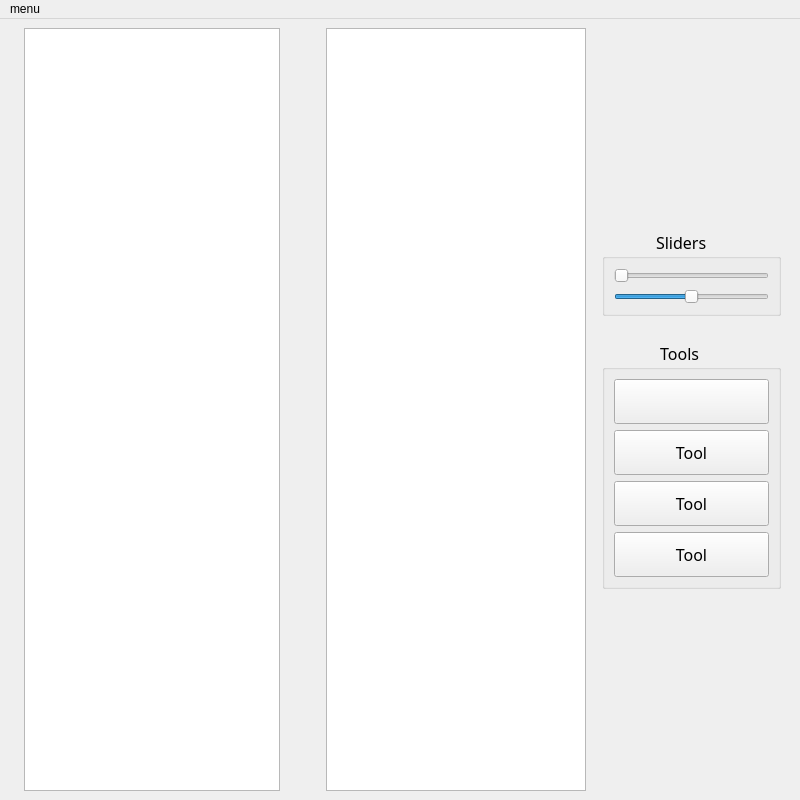
The window that mainwindow.ui (roazanas/cpp_creative_designerAWS) describes before a commit, drawn with Qt 5.
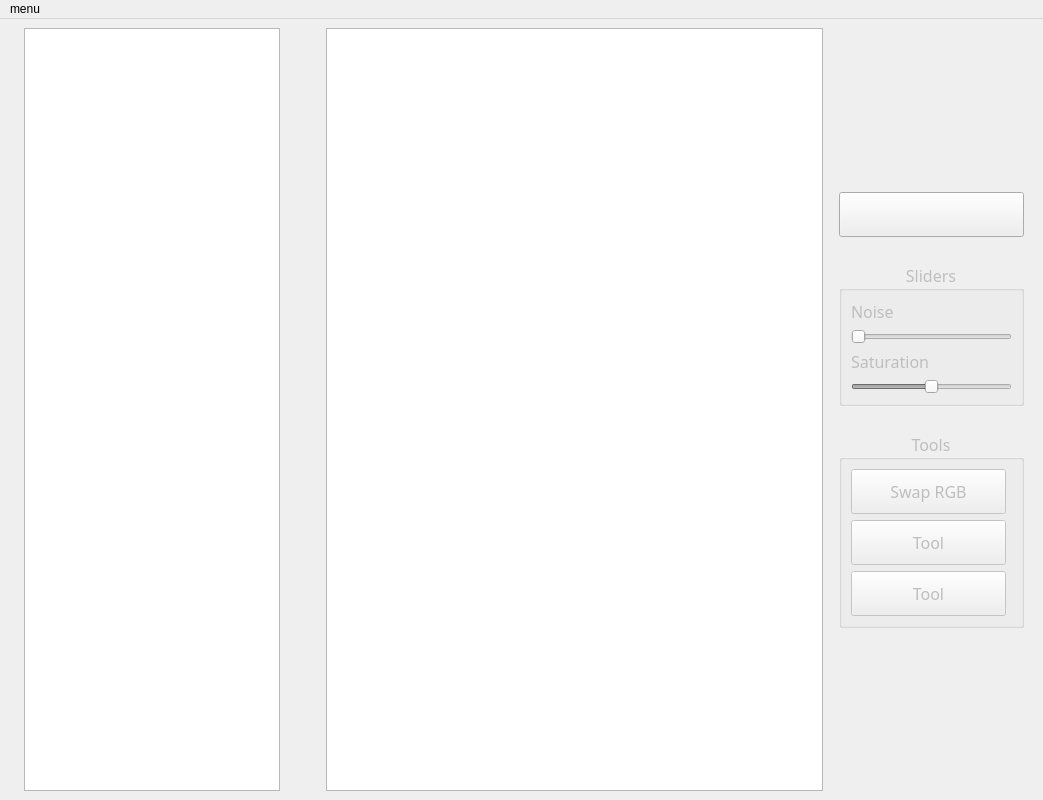
The same window after the commit. Icons and pictures are not drawn. Custom widgets are drawn as their Qt base class.

Commit message: Major bug fixes, invert RGB, interface improvements

The edit to the form file:
```diff
--- a/mainwindow.ui
+++ b/mainwindow.ui
@@ -6,7 +6,7 @@
    <rect>
     <x>0</x>
     <y>0</y>
-    <width>800</width>
+    <width>1043</width>
     <height>800</height>
    </rect>
   </property>
@@ -139,10 +139,63 @@
         </property>
        </spacer>
       </item>
+      <item>
+       <widget class="QPushButton" name="loadButton">
+        <property name="sizePolicy">
+         <sizepolicy hsizetype="Minimum" vsizetype="Fixed">
+          <horstretch>0</horstretch>
+          <verstretch>0</verstretch>
+         </sizepolicy>
+        </property>
+        <property name="minimumSize">
+         <size>
+          <width>185</width>
+          <height>45</height>
+         </size>
+        </property>
+        <property name="acceptDrops">
+         <bool>true</bool>
+        </property>
+        <property name="toolTip">
+         <string>Загрузить изображения</string>
+        </property>
+        <property name="text">
+         <string/>
+        </property>
+        <property name="icon">
+         <iconset>
+          <normaloff>res/icon.svg</normaloff>res/icon.svg</iconset>
+        </property>
+        <property name="iconSize">
+         <size>
+          <width>50</width>
+          <height>40</height>
+         </size>
+        </property>
+        <property name="shortcut">
+         <string>Ctrl+O</string>
+        </property>
+        <property name="checkable">
+         <bool>true</bool>
+        </property>
+        <property name="autoDefault">
+         <bool>false</bool>
+        </property>
+        <property name="default">
+         <bool>false</bool>
+        </property>
+        <property name="flat">
+         <bool>false</bool>
+        </property>
+       </widget>
+      </item>
       <item>
        <widget class="QGroupBox" name="groupBox">
+        <property name="enabled">
+         <bool>false</bool>
+        </property>
         <property name="sizePolicy">
-         <sizepolicy hsizetype="Ignored" vsizetype="Fixed">
+         <sizepolicy hsizetype="Minimum" vsizetype="Fixed">
           <horstretch>0</horstretch>
           <verstretch>0</verstretch>
          </sizepolicy>
@@ -169,7 +222,10 @@
          <bool>false</bool>
         </property>
         <property name="title">
-         <string>             Sliders</string>
+         <string>Sliders</string>
+        </property>
+        <property name="alignment">
+         <set>Qt::AlignCenter</set>
         </property>
         <property name="flat">
          <bool>false</bool>
@@ -178,6 +234,19 @@
          <bool>false</bool>
         </property>
         <layout class="QVBoxLayout" name="verticalLayout_4">
+         <item>
+          <widget class="QLabel" name="label">
+           <property name="text">
+            <string>Noise</string>
+           </property>
+           <property name="alignment">
+            <set>Qt::AlignLeading|Qt::AlignLeft|Qt::AlignVCenter</set>
+           </property>
+           <property name="textInteractionFlags">
+            <set>Qt::NoTextInteraction</set>
+           </property>
+          </widget>
+         </item>
          <item>
           <widget class="QSlider" name="noiseSlider">
            <property name="sizePolicy">
@@ -193,16 +262,32 @@
             </size>
            </property>
            <property name="maximum">
-            <number>100</number>
+            <number>50</number>
+           </property>
+           <property name="singleStep">
+            <number>0</number>
            </property>
            <property name="pageStep">
-            <number>5</number>
+            <number>0</number>
            </property>
            <property name="orientation">
             <enum>Qt::Horizontal</enum>
            </property>
           </widget>
          </item>
+         <item>
+          <widget class="QLabel" name="label_2">
+           <property name="text">
+            <string>Saturation</string>
+           </property>
+           <property name="alignment">
+            <set>Qt::AlignLeading|Qt::AlignLeft|Qt::AlignVCenter</set>
+           </property>
+           <property name="textInteractionFlags">
+            <set>Qt::NoTextInteraction</set>
+           </property>
+          </widget>
+         </item>
          <item>
           <widget class="QSlider" name="saturationSlider">
            <property name="sizePolicy">
@@ -224,10 +309,19 @@
             <bool>false</bool>
            </property>
            <property name="maximum">
-            <number>100</number>
+            <number>200</number>
+           </property>
+           <property name="singleStep">
+            <number>0</number>
+           </property>
+           <property name="pageStep">
+            <number>0</number>
            </property>
            <property name="value">
-            <number>50</number>
+            <number>100</number>
+           </property>
+           <property name="sliderPosition">
+            <number>100</number>
            </property>
            <property name="tracking">
             <bool>true</bool>
@@ -245,8 +339,11 @@
       </item>
       <item>
        <widget class="QGroupBox" name="groupBox_2">
+        <property name="enabled">
+         <bool>false</bool>
+        </property>
         <property name="sizePolicy">
-         <sizepolicy hsizetype="Maximum" vsizetype="Fixed">
+         <sizepolicy hsizetype="Minimum" vsizetype="Fixed">
           <horstretch>0</horstretch>
           <verstretch>0</verstretch>
          </sizepolicy>
@@ -264,11 +361,14 @@
          <bool>false</bool>
         </property>
         <property name="title">
-         <string>              Tools</string>
+         <string>Tools</string>
+        </property>
+        <property name="alignment">
+         <set>Qt::AlignCenter</set>
         </property>
         <layout class="QVBoxLayout" name="verticalLayout_5">
          <item>
-          <widget class="QPushButton" name="loadButton">
+          <widget class="QPushButton" name="invertButton">
            <property name="sizePolicy">
             <sizepolicy hsizetype="Fixed" vsizetype="Fixed">
              <horstretch>0</horstretch>
@@ -281,52 +381,11 @@
              <height>45</height>
             </size>
            </property>
-           <property name="text">
+           <property name="toolTip">
             <string/>
            </property>
-           <property name="icon">
-            <iconset>
-             <normaloff>res/icon.svg</normaloff>res/icon.svg</iconset>
-           </property>
-           <property name="iconSize">
-            <size>
-             <width>50</width>
-             <height>40</height>
-            </size>
-           </property>
-           <property name="shortcut">
-            <string>Ctrl+O</string>
-           </property>
-           <property name="checkable">
-            <bool>true</bool>
-           </property>
-           <property name="autoDefault">
-            <bool>false</bool>
-           </property>
-           <property name="default">
-            <bool>false</bool>
-           </property>
-           <property name="flat">
-            <bool>false</bool>
-           </property>
-          </widget>
-         </item>
-         <item>
-          <widget class="QPushButton" name="pushButton_4">
-           <property name="sizePolicy">
-            <sizepolicy hsizetype="Fixed" vsizetype="Fixed">
-             <horstretch>0</horstretch>
-             <verstretch>0</verstretch>
-            </sizepolicy>
-           </property>
-           <property name="minimumSize">
-            <size>
-             <width>155</width>
-             <height>45</height>
-            </size>
-           </property>
            <property name="text">
-            <string>Tool</string>
+            <string>Swap RGB</string>
            </property>
            <property name="checkable">
             <bool>false</bool>
@@ -418,8 +477,8 @@
     <rect>
      <x>0</x>
      <y>0</y>
-     <width>800</width>
-     <height>21</height>
+     <width>1043</width>
+     <height>25</height>
     </rect>
    </property>
    <widget class="QMenu" name="menuSettings">
```
Left out of the diff: 36 changed lines with no effect on the pictures. The commit also changes 30 other files.
